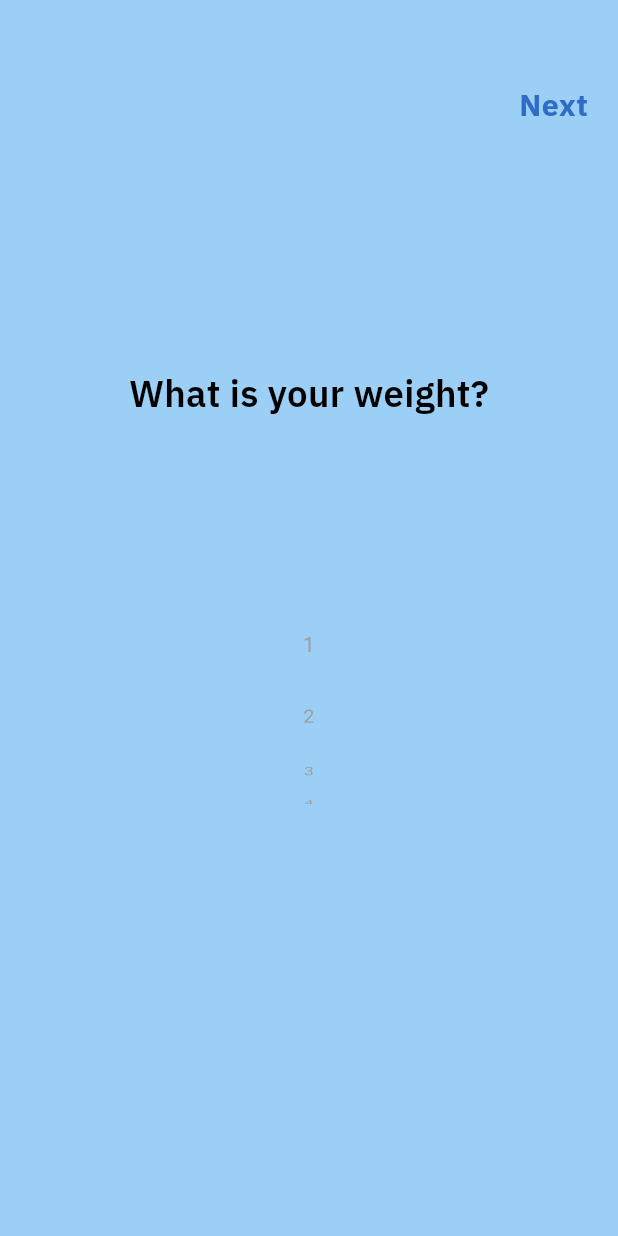
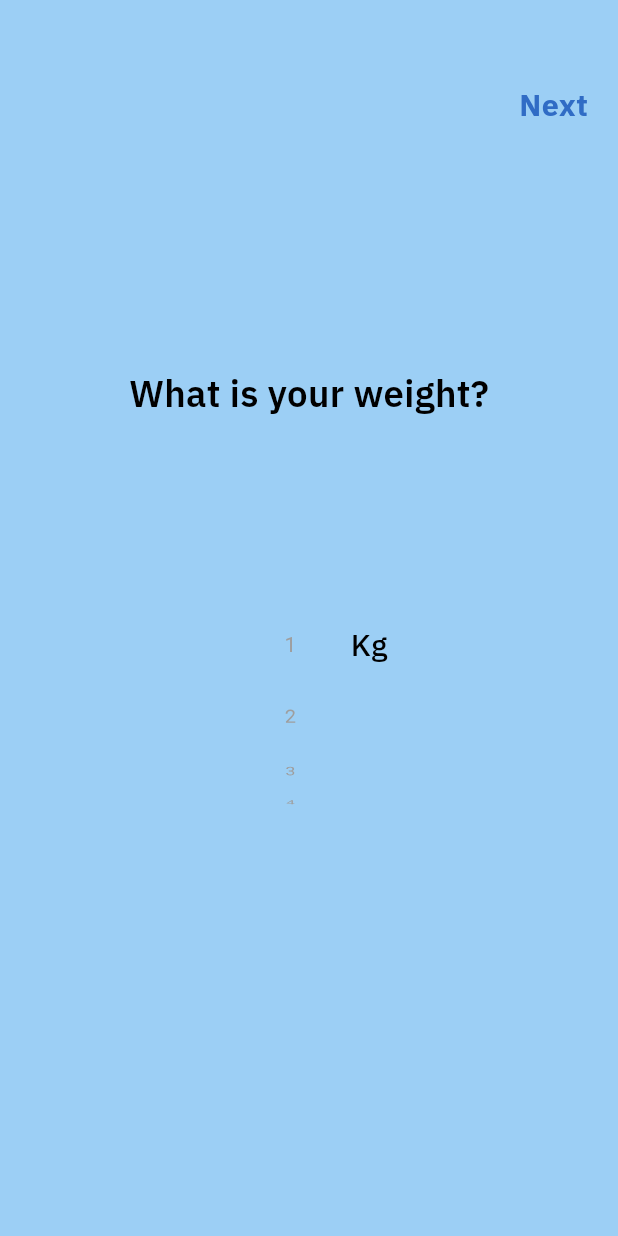
Before and after one commit to Intes-It-Mobile/blood-tracking-app, a Flutter app: the WeightScreen screen opened by its route, after a tap on "Next", on a phone screen of 412 x 824 dp. Run offline on Flutter 3.47's test engine with Material 2 defaults, Android fonts, the phone set to English and light mode, and no system bars; drawn by our look-alikes of wheel_chooser; our stand-ins replace dropdown_button2, fl_chart, flutter_html, flutter_local_notifications, flutter_mobx, flutter_svg and 12 more; missing offline and left inert: android_alarm_manager_plus, dart:ffi, excel, flutter_cupertino_datetime_picker, flutter_fgbg, flutter_share; accounts and stored records are empty; generated files the repository leaves out were written again.

Commit message:
fix code

```diff
--- a/lib/views/select_unit/weight_screen.dart
+++ b/lib/views/select_unit/weight_screen.dart
@@ -47,6 +47,11 @@ class _WeightScreenState extends State<WeightScreen> {
               ),
               Container(
                 height: 300,
+                child: Row(
+                  mainAxisAlignment: MainAxisAlignment.center,
+                  children: [
+                    SizedBox(
+                      width: 80,
                       child: WheelChooser.integer(
                         onValueChanged: (value) {
                           setState(() {
@@ -63,6 +68,10 @@ class _WeightScreenState extends State<WeightScreen> {
                         selectTextStyle: const TextStyle(
                             color: Colors.black, fontWeight: FontWeight.w800,fontSize: 22),
                         unSelectTextStyle: const TextStyle(color: Colors.grey),
+                      ),
+                    ),
+                    Text('Kg',style: AppTheme.unit20Text,)
+                  ],
                 ),
               ),
             ],
```
Also changed, not shown: lib/views/select_unit/tall_screen.dart (+9 -0 lines). Lines whose indentation alone changed are shown as unchanged.
